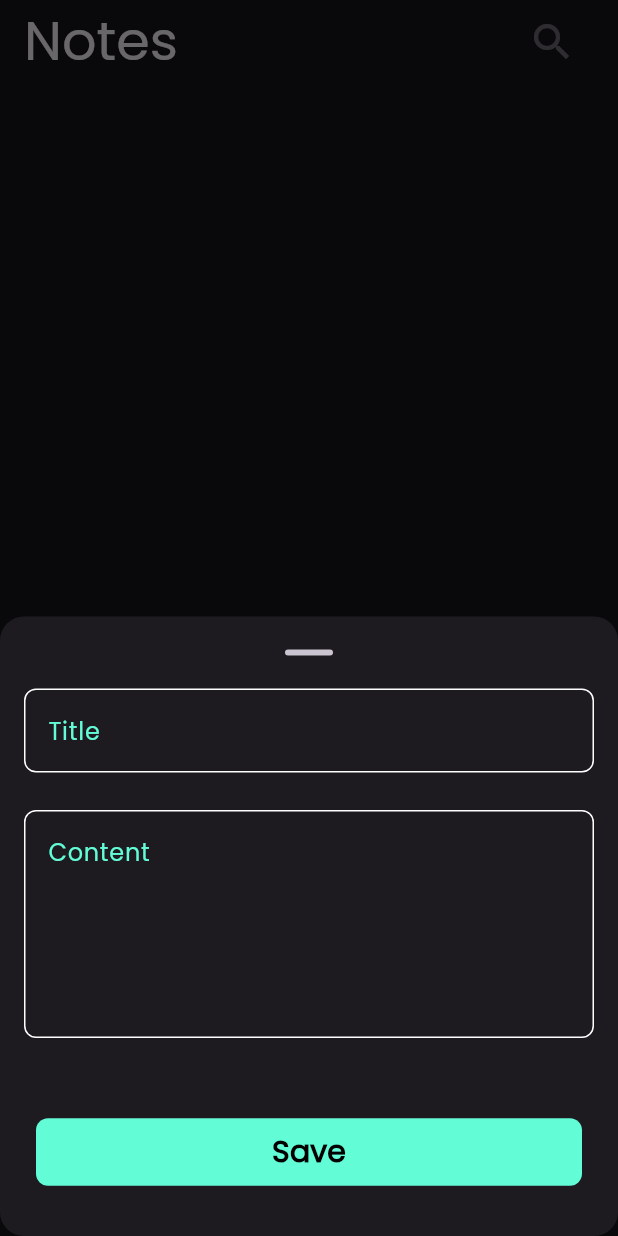
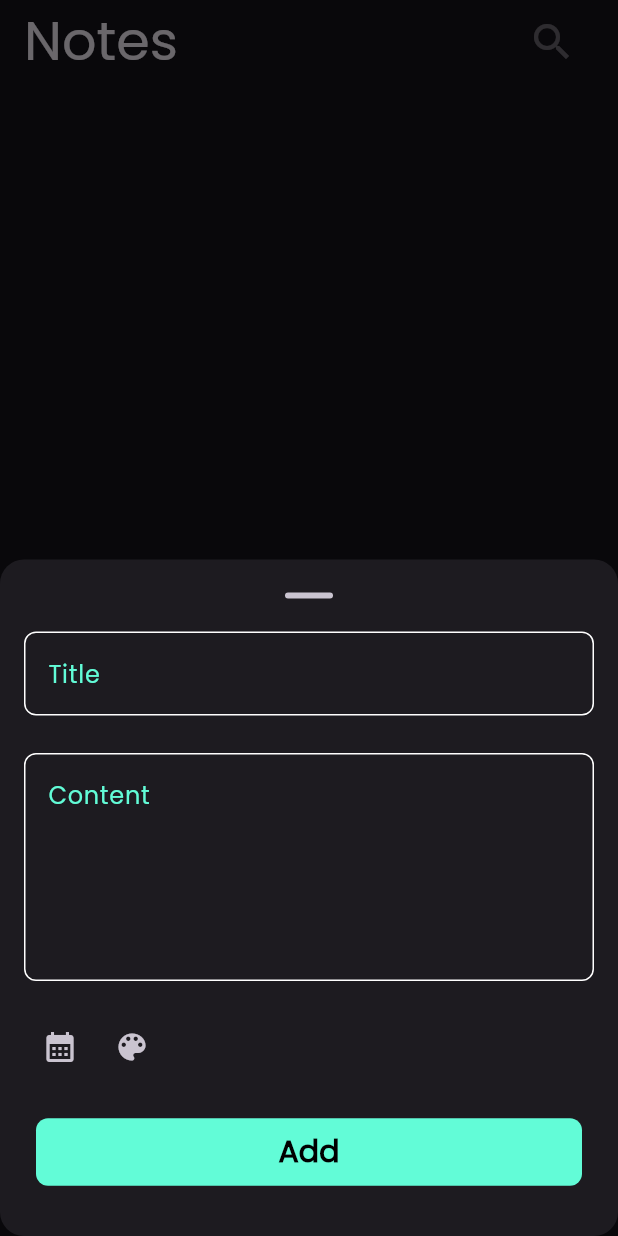
Before and after one commit to Evil-Knight1/notes_app, a Flutter app: the screen it shows after launch, after a tap on the "add" icon, on a phone screen of 412 x 824 dp. Run offline on Flutter 3.47's test engine with Material 3 defaults, Android fonts, the phone set to English and light mode, and no system bars; drawn by our look-alikes of modal_progress_hud_nsn; our stand-ins replace bloc, flutter_bloc, flutter_colorpicker, font_awesome_flutter, hive, hive_flutter; accounts and stored records are empty.

Commit message:
note state , note cubit, color picker , date picker

```diff
--- /dev/null
+++ b/devtools_options.yaml
@@ -0,0 +1,3 @@
+description: This file stores settings for Dart & Flutter DevTools.
+documentation: https://docs.flutter.dev/tools/devtools/extensions#configure-extension-enablement-states
+extensions:
--- /dev/null
+++ b/lib/cubit/notes_cubit/notes_cubit.dart
@@ -0,0 +1,32 @@
+import 'package:bloc/bloc.dart';
+import 'package:hive_flutter/hive_flutter.dart';
+import 'package:meta/meta.dart';
+import 'package:notes_app/constants.dart';
+import 'package:notes_app/models/notes_model.dart';
+
+part 'notes_state.dart';
+
+class NotesCubit extends Cubit<NoteState> {
+  NotesCubit() : super(NotesInitial());
+  var box = Hive.box<NotesModel>(kNotesBox);
+  deleteNote(int index) {
+    emit(NoteDeleteLoading());
+    try {
+      box.deleteAt(index);
+      emit(NoteDeleteSuccess());
+    } catch (e) {
+      emit(NoteDeleteFailure(errorMessage: e.toString()));
+    }
+  }
+
+  editNote(int index, NotesModel note) {
+    emit(NoteEditLoading());
+
+    try {
+      box.putAt(index, note);
+      emit(NoteEditSuccess());
+    } catch (e) {
+      emit(NoteEditFailure(errorMessage: e.toString()));
+    }
+  }
+}
--- /dev/null
+++ b/lib/cubit/notes_cubit/notes_state.dart
@@ -0,0 +1,25 @@
+part of 'notes_cubit.dart';
+
+@immutable
+sealed class NoteState {}
+
+final class NotesInitial extends NoteState {}
+
+final class NoteEditLoading extends NoteState {}
+
+final class NoteEditSuccess extends NoteState {}
+
+final class NoteEditFailure extends NoteState {
+  NoteEditFailure({required this.errorMessage});
+  final String errorMessage;
+}
+
+class NoteDeleteLoading extends NoteState {}
+
+class NoteDeleteSuccess extends NoteState {}
+
+class NoteDeleteFailure extends NoteState {
+  final String errorMessage;
+
+  NoteDeleteFailure({required this.errorMessage});
+}
--- a/lib/main.dart
+++ b/lib/main.dart
@@ -2,7 +2,6 @@ import 'package:flutter/material.dart';
 import 'package:flutter_bloc/flutter_bloc.dart';
 import 'package:hive_flutter/hive_flutter.dart';
 import 'package:notes_app/constants.dart';
-import 'package:notes_app/cubit/add_note_cubit/add_note_cubit_cubit.dart';
 import 'package:notes_app/models/notes_model.dart';
 import 'package:notes_app/pages/notes_page.dart';
 import 'package:notes_app/simple_bloc_observer.dart';
--- a/lib/pages/notes_page.dart
+++ b/lib/pages/notes_page.dart
@@ -1,31 +1,26 @@
 import 'package:flutter/material.dart';
+import 'package:flutter_bloc/flutter_bloc.dart';
 import 'package:hive_flutter/hive_flutter.dart';
 import 'package:notes_app/constants.dart';
+import 'package:notes_app/cubit/notes_cubit/notes_cubit.dart';
 import 'package:notes_app/models/notes_model.dart';
 import 'package:notes_app/widgets/custom_app_bar.dart';
 import 'package:notes_app/widgets/add_note.dart';
 import 'package:notes_app/widgets/custom_note_item.dart';
+import 'package:notes_app/widgets/custom_text_button.dart';
 
 class NotesPage extends StatelessWidget {
   const NotesPage({super.key});
   @override
   Widget build(BuildContext context) {
-    return Scaffold(
-        appBar: CustomAppBar().customAppBar(title: 'Notes', icon: Icons.search),
+    return BlocProvider(
+      create: (context) => NotesCubit(),
+      child: Scaffold(
+          appBar:
+              CustomAppBar().customAppBar(title: 'Notes', icon: Icons.search),
           floatingActionButton: FloatingActionButton(
             onPressed: () {
-            showModalBottomSheet<void>(
-                useSafeArea: true,
-                shape: RoundedRectangleBorder(
-                  borderRadius: BorderRadius.circular(16),
-                ),
-                // backgroundColor: Colors.lightBlue,
-                isScrollControlled: true,
-                showDragHandle: true,
-                context: context,
-                builder: (context) {
-                  return AddNote();
-                });
+              customModalBottomSheet(context);
             },
             backgroundColor: const Color(0xFF2CD7EE),
             shape: const CircleBorder(),
@@ -39,13 +34,56 @@ class NotesPage extends StatelessWidget {
             valueListenable: Hive.box<NotesModel>(kNotesBox).listenable(),
             builder: (context, box, widget) {
               Box<dynamic> data = box;
-            return ListView.builder(
+              return data.isEmpty
+                  ? SizedBox(
+                      width: double.infinity,
+                      child: Column(
+                          mainAxisAlignment: MainAxisAlignment.center,
+                          crossAxisAlignment: CrossAxisAlignment.center,
+                          children: [
+                            const Text(
+                              'No Notes To Show',
+                              style: TextStyle(
+                                color: Colors.white,
+                                fontSize: 32,
+                              ),
+                            ),
+                            const SizedBox(
+                              height: 20,
+                            ),
+                            SizedBox(
+                              width: MediaQuery.of(context).size.width * .5,
+                              child: CustomTextButton(
+                                text: 'Add Note',
+                                onPressed: () =>
+                                    customModalBottomSheet(context),
+                              ),
+                            ),
+                          ]),
+                    )
+                  : ListView.builder(
                       itemCount: data.length,
                       itemBuilder: (context, index) => CustomNoteItem(
                             note: data.getAt(index),
                             index: index,
                           ));
             },
-        ));
+          )),
+    );
+  }
+
+  Future<void> customModalBottomSheet(BuildContext context) {
+    return showModalBottomSheet<void>(
+        useSafeArea: true,
+        shape: RoundedRectangleBorder(
+          borderRadius: BorderRadius.circular(16),
+        ),
+        // backgroundColor: Colors.lightBlue,
+        isScrollControlled: true,
+        showDragHandle: true,
+        context: context,
+        builder: (context) {
+          return const AddNoteBottomSheet();
+        });
   }
 }
--- a/lib/widgets/add_note.dart
+++ b/lib/widgets/add_note.dart
@@ -2,12 +2,11 @@ import 'package:flutter/cupertino.dart';
 import 'package:flutter/material.dart';
 import 'package:flutter/widgets.dart';
 import 'package:flutter_bloc/flutter_bloc.dart';
-import 'package:modal_progress_hud_nsn/modal_progress_hud_nsn.dart';
 import 'package:notes_app/cubit/add_note_cubit/add_note_cubit_cubit.dart';
 import 'package:notes_app/widgets/add_note_form.dart';
 
-class AddNote extends StatelessWidget {
-  const AddNote({
+class AddNoteBottomSheet extends StatelessWidget {
+  const AddNoteBottomSheet({
     super.key,
   });
 
@@ -15,11 +14,6 @@ class AddNote extends StatelessWidget {
   Widget build(BuildContext context) {
     return BlocProvider(
       create: (context) => AddNoteCubit(),
-      child: Padding(
-        padding: EdgeInsets.only(
-            right: 16,
-            left: 16,
-            bottom: MediaQuery.of(context).viewInsets.bottom),
       child: BlocConsumer<AddNoteCubit, AddNoteCubitState>(
         listener: (context, state) {
           if (state is AddNoteFailureState) {
@@ -30,16 +24,20 @@ class AddNote extends StatelessWidget {
           }
         },
         builder: (context, state) {
-            return ModalProgressHUD(
-              inAsyncCall: state is AddNoteLoadingState ? true : false,
-              color: Colors.transparent,
+          return Padding(
+            padding: EdgeInsets.only(
+                right: 16,
+                left: 16,
+                bottom: MediaQuery.of(context).viewInsets.bottom),
+            child: AbsorbPointer(
+              absorbing: state is AddNoteLoadingState ? true : false,
               child: const SingleChildScrollView(
                 child: AddNoteForm(),
+              ),
             ),
           );
         },
       ),
-      ),
     );
   }
 }
--- a/lib/widgets/add_note_form.dart
+++ b/lib/widgets/add_note_form.dart
@@ -1,7 +1,9 @@
 import 'package:flutter/cupertino.dart';
+import 'package:flutter/material.dart';
 import 'package:flutter_bloc/flutter_bloc.dart';
 import 'package:notes_app/cubit/add_note_cubit/add_note_cubit_cubit.dart';
 import 'package:notes_app/models/notes_model.dart';
+import 'package:notes_app/widgets/custom_block_color_picker.dart';
 import 'package:notes_app/widgets/custom_text_button.dart';
 import 'package:notes_app/widgets/custom_text_field.dart';
 
@@ -16,8 +18,12 @@ class AddNoteForm extends StatefulWidget {
 
 class _AddNoteFormState extends State<AddNoteForm> {
   final GlobalKey<FormState> formKey = GlobalKey();
+  bool error = false;
   AutovalidateMode autovalidateMode = AutovalidateMode.disabled;
   String? title, desc;
+  Color? color;
+  DateTime now = DateTime.now();
+  String? date;
   @override
   Widget build(BuildContext context) {
     return Form(
@@ -38,18 +44,67 @@ class _AddNoteFormState extends State<AddNoteForm> {
             maxLine: 5,
             onSaved: (val) => desc = val,
           ),
-          const SizedBox(height: 40),
-          CustomTextButton(
-            text: 'Save',
+          const SizedBox(height: 20),
+          Row(
+            // mainAxisAlignment: MainAxisAlignment.spaceBetween,
+            children: [
+              IconButton(
                   onPressed: () {
-              if (formKey.currentState!.validate()) {
+                    DateTime selectedDate = DateTime.now();
+                    showDatePicker(
+                      context: context,
+                      initialDate: selectedDate,
+                      firstDate: DateTime(2000),
+                      lastDate: DateTime(2101),
+                    );
+                    setState(() => date =
+                        '${selectedDate.year} - ${selectedDate.month} - ${selectedDate.day}');
+                  },
+                  icon: const Icon(Icons.calendar_month)),
+              IconButton(
+                  onPressed: () {
+                    showDialog(
+                        context: context,
+                        builder: (context) {
+                          return CustomBlockColorPicker(
+                            onColorChanged: (newColor) {
+                              color = newColor;
+                              if (error) {
+                                setState(() {
+                                  error = false;
+                                });
+                              }
+                            },
+                          );
+                        });
+                  },
+                  icon: const Icon(
+                    Icons.color_lens,
+                  )),
+            ],
+          ),
+          const SizedBox(height: 10),
+          BlocBuilder<AddNoteCubit, AddNoteCubitState>(
+            builder: (context, state) {
+              return CustomTextButton(
+                isLoading: state is AddNoteLoadingState ? true : false,
+                text: 'Add',
+                onPressed: () {
+                  if (formKey.currentState!.validate() && color != null) {
                     formKey.currentState!.save();
-                NotesModel note = NotesModel(title: title!, desc: desc!, time: DateTime.now().toString(), color: 123);
+                    NotesModel note = NotesModel(
+                        title: title!,
+                        desc: desc!,
+                        time: date ??
+                            '${DateTime.now().year} - ${DateTime.now().month} - ${DateTime.now().day}',
+                        color: color!.value);
                     BlocProvider.of<AddNoteCubit>(context).addNote(note);
                   } else {
                     autovalidateMode = AutovalidateMode.always;
                     setState(() {});
                   }
+                },
+              );
             },
           ),
           const SizedBox(height: 20)
--- a/lib/widgets/custom_note_item.dart
+++ b/lib/widgets/custom_note_item.dart
@@ -1,7 +1,7 @@
 import 'package:flutter/material.dart';
 import 'package:flutter_bloc/flutter_bloc.dart';
 import 'package:font_awesome_flutter/font_awesome_flutter.dart';
-import 'package:notes_app/cubit/add_note_cubit/add_note_cubit_cubit.dart';
+import 'package:notes_app/cubit/notes_cubit/notes_cubit.dart';
 import 'package:notes_app/models/notes_model.dart';
 import 'package:notes_app/pages/edit_note_page.dart';
 import 'package:notes_app/widgets/custom_icon_button.dart';
@@ -40,7 +40,7 @@ class CustomNoteItem extends StatelessWidget {
         padding: const EdgeInsets.only(top: 24, bottom: 24, left: 16),
         margin: const EdgeInsets.symmetric(vertical: 8, horizontal: 20),
         decoration: BoxDecoration(
-          color: const Color(0xffffcd7a),
+          color: Color(note.color),
           borderRadius: BorderRadius.circular(16),
         ),
         child: Column(
@@ -69,7 +69,7 @@ class CustomNoteItem extends StatelessWidget {
                   size: 24,
                 ),
                 onPressed: () =>
-                    BlocProvider.of<AddNoteCubit>(context).box.deleteAt(index),
+                    BlocProvider.of<NotesCubit>(context).deleteNote(index),
               ),
             ),
             Padding(
--- a/lib/widgets/custom_text_button.dart
+++ b/lib/widgets/custom_text_button.dart
@@ -2,10 +2,11 @@ import 'package:flutter/material.dart';
 import 'package:notes_app/constants.dart';
 
 class CustomTextButton extends StatelessWidget {
-  const CustomTextButton({super.key, required this.text, this.onPressed});
+  const CustomTextButton(
+      {super.key, required this.text, this.onPressed, this.isLoading = false});
   final String text;
   final void Function()? onPressed;
-
+  final bool isLoading;
   @override
   Widget build(BuildContext context) {
     return Container(
@@ -13,13 +14,15 @@ class CustomTextButton extends StatelessWidget {
       width: MediaQuery.of(context).size.width,
       child: TextButton(
           onPressed: onPressed,
-          style: ElevatedButton.styleFrom(
+          style: TextButton.styleFrom(
               backgroundColor: kPrimaryColor,
               shape: RoundedRectangleBorder(
                   borderRadius: BorderRadius.circular(8))),
-          child: Text(
+          child:isLoading ? const CircularProgressIndicator(
+
+          ): Text(
             text,
-            style: TextStyle(
+            style: const TextStyle(
                 color: Colors.black, fontSize: 20, fontWeight: FontWeight.w600),
           )),
     );
--- a/pubspec.yaml
+++ b/pubspec.yaml
@@ -32,6 +32,7 @@ dependencies:
   flutter:
     sdk: flutter
   flutter_bloc: ^8.1.6
+  flutter_colorpicker: ^1.1.0
   font_awesome_flutter: ^10.7.0
   hive: ^2.2.3
   hive_flutter: ^1.1.0
```
Also changed, not shown: lib/widgets/custom_block_color_picker.dart (added, +35 -0 lines), pubspec.lock. Lines whose indentation alone changed are shown as unchanged.
